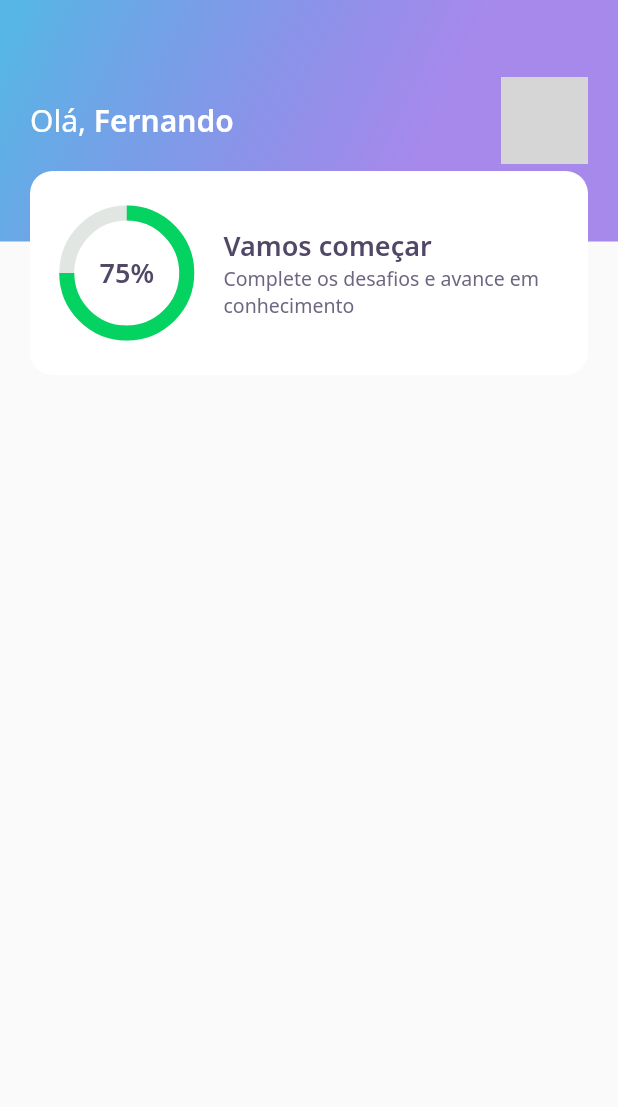
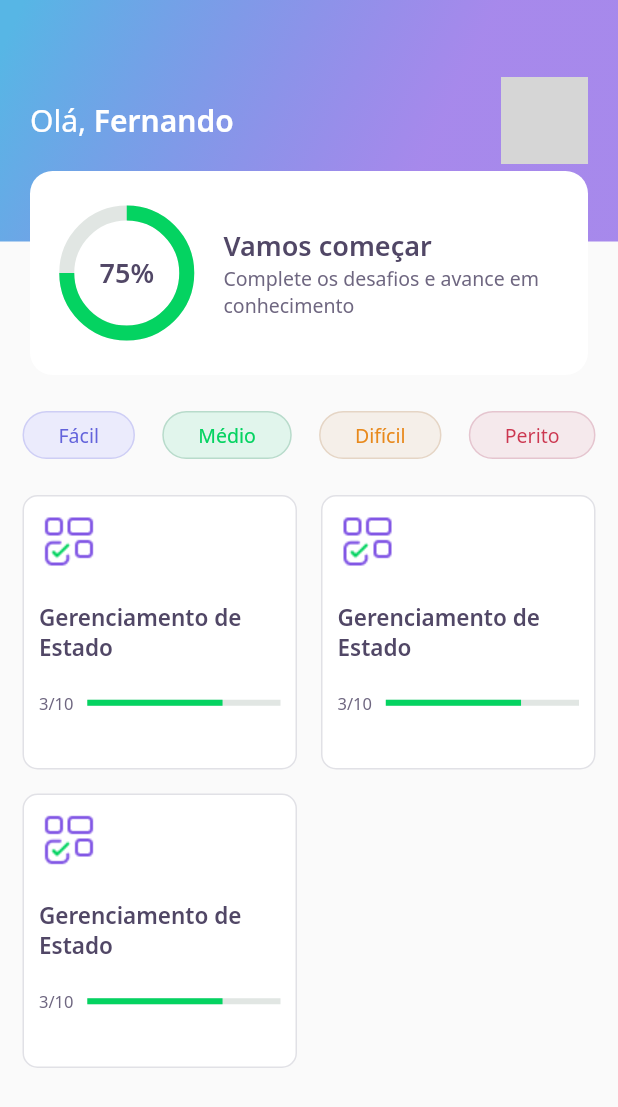
Before and after one commit to fernandomarca/devquiz, a Flutter app: the HomePage screen opened directly, on a phone screen of 412 x 824 dp. Shown: the top 1107 px of the screen. Run offline on Flutter 3.47's test engine with Material 2 defaults, Android fonts, the phone set to English and light mode, and no system bars; our stand-ins replace google_fonts; network calls fail; grey boxes are pictures that could not be loaded.

Commit message:
quizPage

```diff
--- a/lib/core/app_widget.dart
+++ b/lib/core/app_widget.dart
@@ -1,3 +1,4 @@
+import 'package:devquiz/challenge/challenge_page.dart';
 import 'package:devquiz/home/home_page.dart';
 import 'package:flutter/material.dart';
 
@@ -6,7 +7,7 @@ class AppWidget extends StatelessWidget {
   Widget build(BuildContext context) {
     return MaterialApp(
       title: "DevQuiz",
-      home: HomePage(),
+      home: ChallengePage(),
     );
   }
 }
--- a/lib/home/home_page.dart
+++ b/lib/home/home_page.dart
@@ -1,4 +1,6 @@
 import 'package:devquiz/home/widgets/appbar/app_bar_widget.dart';
+import 'package:devquiz/home/widgets/level_button/level_button_widget.dart';
+import 'package:devquiz/home/widgets/quiz_card/quiz_card_widgets.dart';
 import 'package:flutter/material.dart';
 
 class HomePage extends StatefulWidget {
@@ -12,6 +14,48 @@ class _HomePageState extends State<HomePage> {
   Widget build(BuildContext context) {
     return Scaffold(
       appBar: AppBarWidget(),
+      body: Padding(
+        padding: const EdgeInsets.symmetric(horizontal: 15),
+        child: Column(
+          children: [
+            SizedBox(
+              height: 24,
+            ),
+            Row(
+              mainAxisAlignment: MainAxisAlignment.spaceBetween,
+              children: [
+                LevelButtonWidget(
+                  label: "Fácil",
+                ),
+                LevelButtonWidget(
+                  label: "Médio",
+                ),
+                LevelButtonWidget(
+                  label: "Difícil",
+                ),
+                LevelButtonWidget(
+                  label: "Perito",
+                ),
+              ],
+            ),
+            SizedBox(
+              height: 24,
+            ),
+            Expanded(
+              child: GridView.count(
+                crossAxisSpacing: 16,
+                mainAxisSpacing: 16,
+                crossAxisCount: 2,
+                children: [
+                  QuizCardWidgets(),
+                  QuizCardWidgets(),
+                  QuizCardWidgets(),
+                ],
+              ),
+            )
+          ],
+        ),
+      ),
     );
   }
 }
--- /dev/null
+++ b/lib/home/widgets/level_button/level_button_widget.dart
@@ -0,0 +1,56 @@
+import 'package:devquiz/core/app_colors.dart';
+import 'package:flutter/material.dart';
+import 'package:google_fonts/google_fonts.dart';
+
+class LevelButtonWidget extends StatelessWidget {
+  final String label;
+  LevelButtonWidget({
+    Key? key,
+    required this.label,
+  }) : assert(["Fácil", "Médio", "Difícil", "Perito"].contains(label));
+  final config = {
+    "Fácil": {
+      "color": AppColors.levelButtonFacil,
+      "borderColor": AppColors.levelButtonBorderFacil,
+      "fontColor": AppColors.levelButtonTextFacil,
+    },
+    "Médio": {
+      "color": AppColors.levelButtonMedio,
+      "borderColor": AppColors.levelButtonBorderMedio,
+      "fontColor": AppColors.levelButtonTextMedio,
+    },
+    "Difícil": {
+      "color": AppColors.levelButtonDificil,
+      "borderColor": AppColors.levelButtonBorderDificil,
+      "fontColor": AppColors.levelButtonTextDificil,
+    },
+    "Perito": {
+      "color": AppColors.levelButtonPerito,
+      "borderColor": AppColors.levelButtonBorderPerito,
+      "fontColor": AppColors.levelButtonTextPerito,
+    },
+  };
+
+  Color get color => config[label]!['color']!;
+  Color get borderColor => config[label]!['borderColor']!;
+  Color get fontColor => config[label]!['fontColor']!;
+  @override
+  Widget build(BuildContext context) {
+    return Container(
+      decoration: BoxDecoration(
+        borderRadius: BorderRadius.circular(28),
+        color: color,
+        border: Border.fromBorderSide(
+          BorderSide(color: borderColor),
+        ),
+      ),
+      child: Padding(
+        padding: const EdgeInsets.symmetric(horizontal: 23, vertical: 6),
+        child: Text(
+          label,
+          style: GoogleFonts.notoSans(color: fontColor, fontSize: 13),
+        ),
+      ),
+    );
+  }
+}
--- /dev/null
+++ b/lib/home/widgets/quiz_card/quiz_card_widgets.dart
@@ -0,0 +1,59 @@
+import 'package:devquiz/challenge/widgets/question_indicator/question_indicator_widgat.dart';
+import 'package:devquiz/core/app_colors.dart';
+import 'package:devquiz/core/app_images.dart';
+import 'package:devquiz/core/app_text_styles.dart';
+import 'package:devquiz/shared/widgets/progress_indicator/progress_indicator_widget.dart';
+import 'package:flutter/material.dart';
+
+class QuizCardWidgets extends StatelessWidget {
+  @override
+  Widget build(BuildContext context) {
+    return Container(
+      padding: EdgeInsets.all(10),
+      decoration: BoxDecoration(
+        border: Border.fromBorderSide(
+          BorderSide(color: AppColors.border),
+        ),
+        color: AppColors.white,
+        borderRadius: BorderRadius.circular(10),
+      ),
+      child: Column(
+        crossAxisAlignment: CrossAxisAlignment.start,
+        children: [
+          Container(
+            height: 40,
+            width: 40,
+            child: Image.asset(AppImages.blocks),
+          ),
+          SizedBox(
+            height: 20,
+          ),
+          Text(
+            "Gerenciamento de Estado",
+            style: AppTextStyles.heading15,
+          ),
+          SizedBox(
+            height: 20,
+          ),
+          Row(
+            children: [
+              Expanded(
+                flex: 1,
+                child: Text(
+                  "3/10",
+                  style: AppTextStyles.body11,
+                ),
+              ),
+              Expanded(
+                flex: 4,
+                child: ProgressIndicatorWidget(
+                  value: 0.7,
+                ),
+              )
+            ],
+          )
+        ],
+      ),
+    );
+  }
+}
--- /dev/null
+++ b/lib/shared/widgets/progress_indicator/progress_indicator_widget.dart
@@ -0,0 +1,18 @@
+import 'package:devquiz/core/app_colors.dart';
+import 'package:flutter/material.dart';
+
+class ProgressIndicatorWidget extends StatelessWidget {
+  final double value;
+
+  const ProgressIndicatorWidget({Key? key, required this.value})
+      : super(key: key);
+
+  @override
+  Widget build(BuildContext context) {
+    return LinearProgressIndicator(
+      value: value,
+      backgroundColor: AppColors.chartSecondary,
+      valueColor: AlwaysStoppedAnimation<Color>(AppColors.chartPrimary),
+    );
+  }
+}
```
Also changed, not shown: lib/challenge/challenge_page.dart (added, +20 -0 lines), lib/challenge/widgets/awnser/awnser_widget.dart (added, +78 -0 lines), lib/challenge/widgets/question_indicator/question_indicator_widgat.dart (added, +35 -0 lines), lib/challenge/widgets/quiz/quiz_widget.dart (added, +47 -0 lines).
